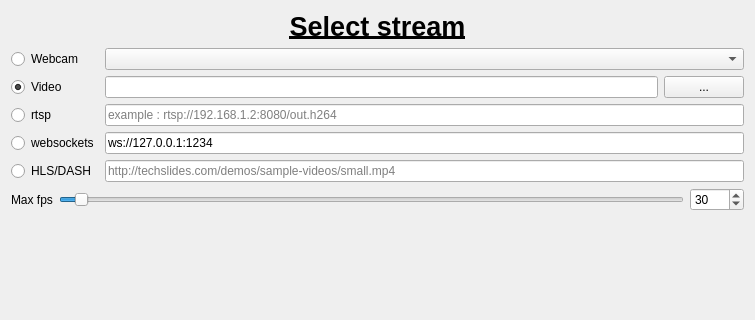
First picture: the form in generic_cv_tasks/ui/widget_source_selection.ui, repository stereomatchingkiss/show_cases, before the edit; both pictures show x 0 to 755 and y 0 to 320 of the 755 by 557 pixel window.
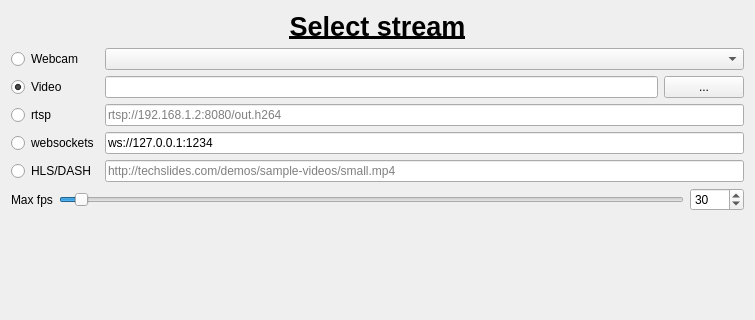
Second picture: the form after the edit.

What changed in the file:
```diff
--- a/generic_cv_tasks/ui/widget_source_selection.ui
+++ b/generic_cv_tasks/ui/widget_source_selection.ui
@@ -79,7 +79,7 @@
      <item row="2" column="1" colspan="2">
       <widget class="QLineEdit" name="lineEditRTSP">
        <property name="placeholderText">
-        <string>example : rtsp://192.168.1.2:8080/out.h264</string>
+        <string>rtsp://192.168.1.2:8080/out.h264</string>
        </property>
       </widget>
      </item>
```
